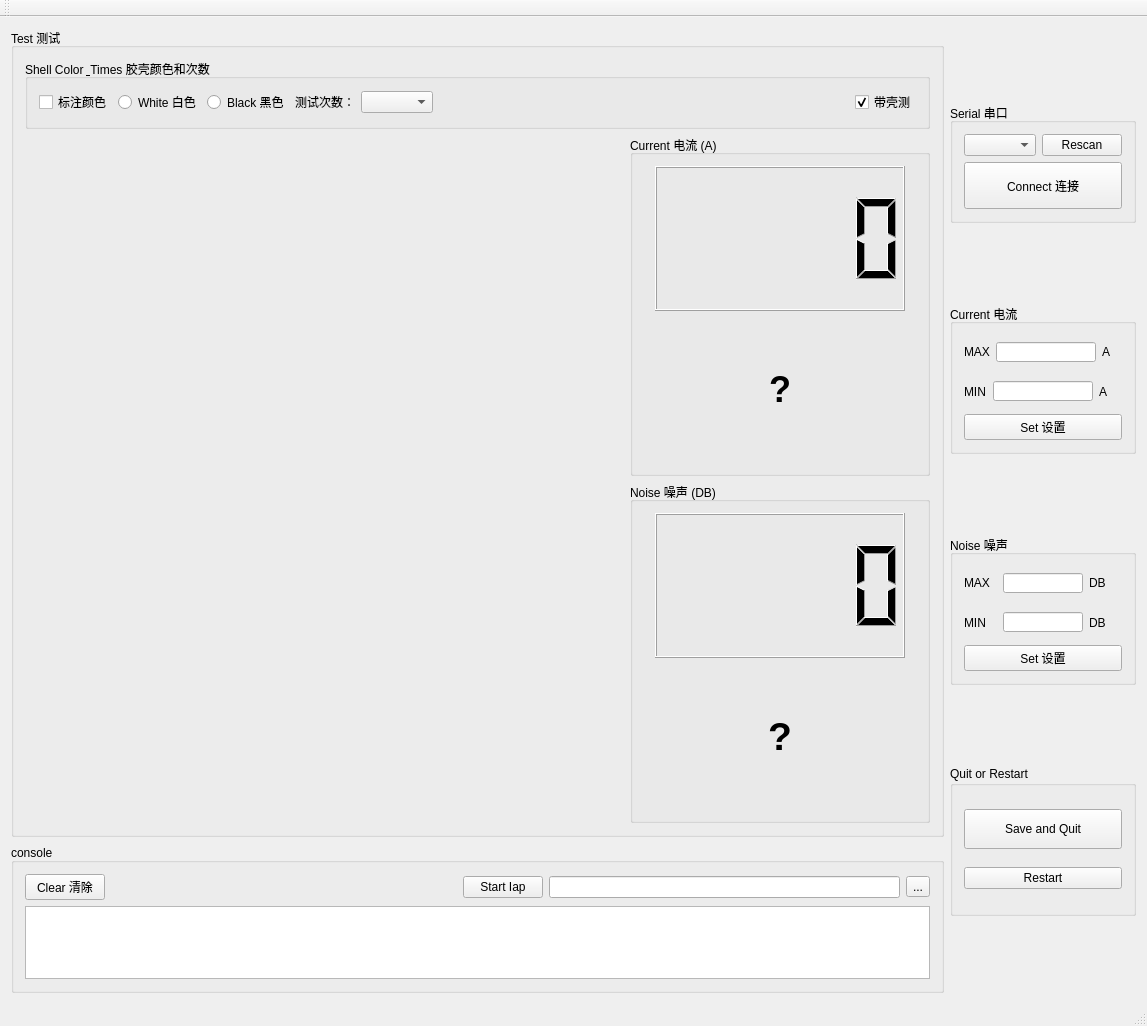
RuanJG/desktopApp, file mainwindow.ui: the form before one commit.
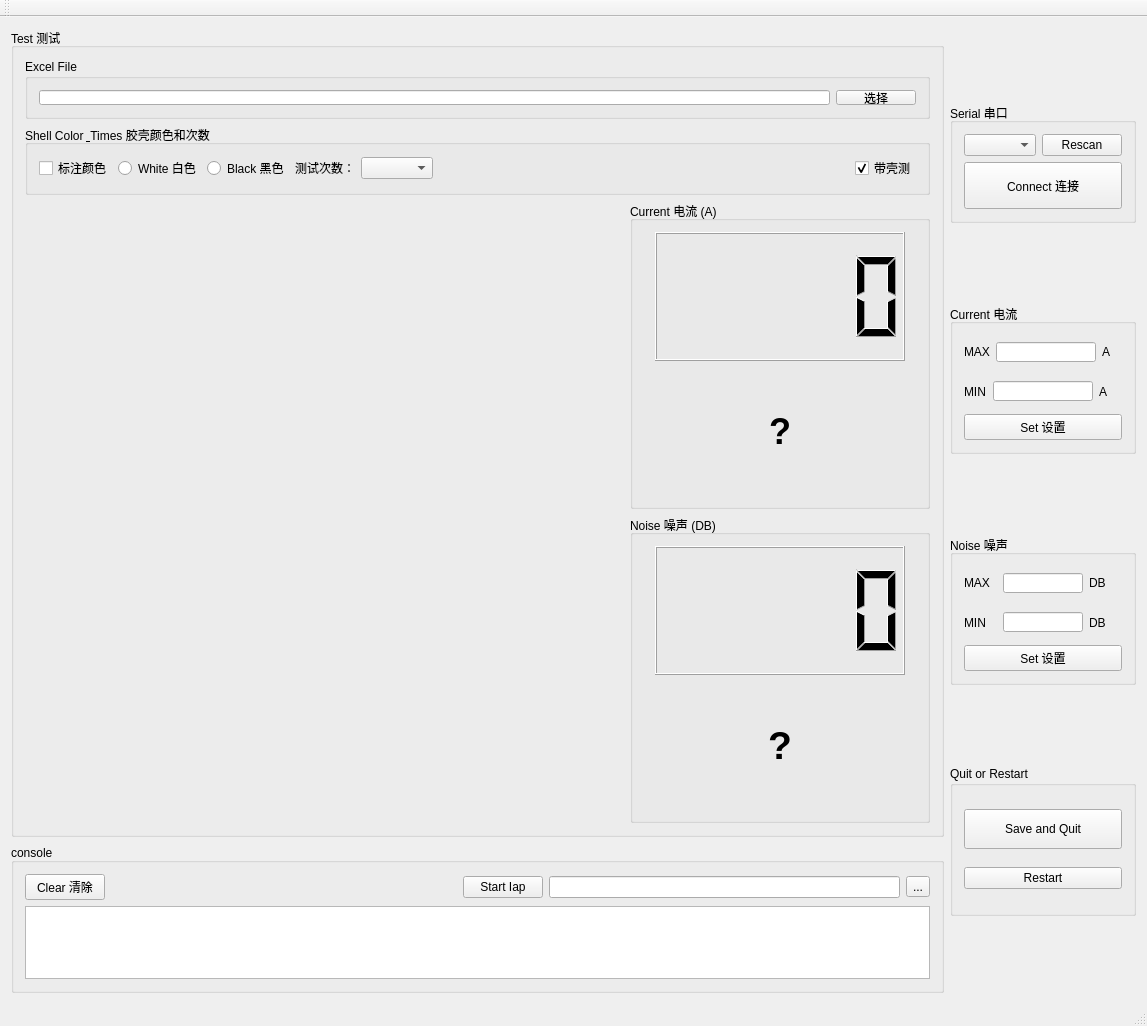
The form after the commit. Custom widgets are drawn as their Qt base class.

The edit to the form file:
```diff
--- a/mainwindow.ui
+++ b/mainwindow.ui
@@ -14,7 +14,7 @@
    <string>MainWindow</string>
   </property>
   <widget class="QWidget" name="centralWidget">
-   <layout class="QGridLayout" name="gridLayout_4">
+   <layout class="QGridLayout" name="gridLayout_6">
     <item row="0" column="0">
      <layout class="QHBoxLayout" name="horizontalLayout_8">
       <item>
@@ -44,194 +44,6 @@
           </property>
           <layout class="QGridLayout" name="gridLayout_3">
            <item row="1" column="0">
-            <layout class="QVBoxLayout" name="verticalLayout_9">
-             <item>
-              <layout class="QHBoxLayout" name="horizontalLayout">
-               <item>
-                <widget class="QCustomPlot" name="currentPlotwidget" native="true"/>
-               </item>
-               <item>
-                <widget class="QGroupBox" name="groupBox_7">
-                 <property name="maximumSize">
-                  <size>
-                   <width>300</width>
-                   <height>3000</height>
-                  </size>
-                 </property>
-                 <property name="autoFillBackground">
-                  <bool>false</bool>
-                 </property>
-                 <property name="title">
-                  <string>Current 电流 (A)</string>
-                 </property>
-                 <layout class="QGridLayout" name="gridLayout">
-                  <item row="0" column="0">
-                   <layout class="QVBoxLayout" name="verticalLayout_7">
-                    <item>
-                     <widget class="QLCDNumber" name="currentlcdNumber">
-                      <property name="sizePolicy">
-                       <sizepolicy hsizetype="Fixed" vsizetype="Fixed">
-                        <horstretch>0</horstretch>
-                        <verstretch>0</verstretch>
-                       </sizepolicy>
-                      </property>
-                      <property name="minimumSize">
-                       <size>
-                        <width>0</width>
-                        <height>0</height>
-                       </size>
-                      </property>
-                      <property name="maximumSize">
-                       <size>
-                        <width>3000</width>
-                        <height>2000</height>
-                       </size>
-                      </property>
-                      <property name="value" stdset="0">
-                       <double>0.000000000000000</double>
-                      </property>
-                      <property name="intValue" stdset="0">
-                       <number>0</number>
-                      </property>
-                     </widget>
-                    </item>
-                    <item>
-                     <widget class="QLabel" name="currentlabel">
-                      <property name="sizePolicy">
-                       <sizepolicy hsizetype="Preferred" vsizetype="Preferred">
-                        <horstretch>0</horstretch>
-                        <verstretch>0</verstretch>
-                       </sizepolicy>
-                      </property>
-                      <property name="minimumSize">
-                       <size>
-                        <width>0</width>
-                        <height>0</height>
-                       </size>
-                      </property>
-                      <property name="maximumSize">
-                       <size>
-                        <width>250</width>
-                        <height>16777215</height>
-                       </size>
-                      </property>
-                      <property name="font">
-                       <font>
-                        <pointsize>27</pointsize>
-                        <weight>75</weight>
-                        <bold>true</bold>
-                       </font>
-                      </property>
-                      <property name="text">
-                       <string>?</string>
-                      </property>
-                      <property name="alignment">
-                       <set>Qt::AlignCenter</set>
-                      </property>
-                     </widget>
-                    </item>
-                   </layout>
-                  </item>
-                 </layout>
-                </widget>
-               </item>
-              </layout>
-             </item>
-             <item>
-              <layout class="QHBoxLayout" name="horizontalLayout_7">
-               <item>
-                <widget class="QCustomPlot" name="noisePlotwidget" native="true"/>
-               </item>
-               <item>
-                <widget class="QGroupBox" name="groupBox_9">
-                 <property name="maximumSize">
-                  <size>
-                   <width>300</width>
-                   <height>3000</height>
-                  </size>
-                 </property>
-                 <property name="autoFillBackground">
-                  <bool>false</bool>
-                 </property>
-                 <property name="title">
-                  <string>Noise 噪声 (DB)</string>
-                 </property>
-                 <layout class="QGridLayout" name="gridLayout_2">
-                  <item row="0" column="0">
-                   <layout class="QVBoxLayout" name="verticalLayout_8">
-                    <item>
-                     <widget class="QLCDNumber" name="noiselcdNumber">
-                      <property name="sizePolicy">
-                       <sizepolicy hsizetype="Fixed" vsizetype="Fixed">
-                        <horstretch>0</horstretch>
-                        <verstretch>0</verstretch>
-                       </sizepolicy>
-                      </property>
-                      <property name="minimumSize">
-                       <size>
-                        <width>0</width>
-                        <height>0</height>
-                       </size>
-                      </property>
-                      <property name="maximumSize">
-                       <size>
-                        <width>3000</width>
-                        <height>2000</height>
-                       </size>
-                      </property>
-                      <property name="value" stdset="0">
-                       <double>0.000000000000000</double>
-                      </property>
-                      <property name="intValue" stdset="0">
-                       <number>0</number>
-                      </property>
-                     </widget>
-                    </item>
-                    <item>
-                     <widget class="QLabel" name="noiselabel">
-                      <property name="sizePolicy">
-                       <sizepolicy hsizetype="Preferred" vsizetype="Preferred">
-                        <horstretch>0</horstretch>
-                        <verstretch>0</verstretch>
-                       </sizepolicy>
-                      </property>
-                      <property name="minimumSize">
-                       <size>
-                        <width>0</width>
-                        <height>0</height>
-                       </size>
-                      </property>
-                      <property name="maximumSize">
-                       <size>
-                        <width>250</width>
-                        <height>16777215</height>
-                       </size>
-                      </property>
-                      <property name="font">
-                       <font>
-                        <pointsize>29</pointsize>
-                        <weight>75</weight>
-                        <bold>true</bold>
-                       </font>
-                      </property>
-                      <property name="text">
-                       <string>?</string>
-                      </property>
-                      <property name="alignment">
-                       <set>Qt::AlignCenter</set>
-                      </property>
-                     </widget>
-                    </item>
-                   </layout>
-                  </item>
-                 </layout>
-                </widget>
-               </item>
-              </layout>
-             </item>
-            </layout>
-           </item>
-           <item row="0" column="0">
             <widget class="QGroupBox" name="groupBox_8">
              <property name="maximumSize">
               <size>
@@ -304,6 +116,219 @@
              </layout>
             </widget>
            </item>
+           <item row="2" column="0">
+            <layout class="QVBoxLayout" name="verticalLayout_9">
+             <item>
+              <layout class="QHBoxLayout" name="horizontalLayout">
+               <item>
+                <widget class="QCustomPlot" name="currentPlotwidget" native="true"/>
+               </item>
+               <item>
+                <widget class="QGroupBox" name="groupBox_7">
+                 <property name="maximumSize">
+                  <size>
+                   <width>300</width>
+                   <height>3000</height>
+                  </size>
+                 </property>
+                 <property name="autoFillBackground">
+                  <bool>false</bool>
+                 </property>
+                 <property name="title">
+                  <string>Current 电流 (A)</string>
+                 </property>
+                 <layout class="QGridLayout" name="gridLayout">
+                  <item row="0" column="0">
+                   <layout class="QVBoxLayout" name="verticalLayout_7">
+                    <item>
+                     <widget class="QLCDNumber" name="currentlcdNumber">
+                      <property name="sizePolicy">
+                       <sizepolicy hsizetype="Fixed" vsizetype="Fixed">
+                        <horstretch>0</horstretch>
+                        <verstretch>0</verstretch>
+                       </sizepolicy>
+                      </property>
+                      <property name="minimumSize">
+                       <size>
+                        <width>0</width>
+                        <height>0</height>
+                       </size>
+                      </property>
+                      <property name="maximumSize">
+                       <size>
+                        <width>3000</width>
+                        <height>2000</height>
+                       </size>
+                      </property>
+                      <property name="value" stdset="0">
+                       <double>0.000000000000000</double>
+                      </property>
+                      <property name="intValue" stdset="0">
+                       <number>0</number>
+                      </property>
+                     </widget>
+                    </item>
+                    <item>
+                     <widget class="QLabel" name="currentlabel">
+                      <property name="sizePolicy">
+                       <sizepolicy hsizetype="Preferred" vsizetype="Preferred">
+                        <horstretch>0</horstretch>
+                        <verstretch>0</verstretch>
+                       </sizepolicy>
+                      </property>
+                      <property name="minimumSize">
+                       <size>
+                        <width>0</width>
+                        <height>0</height>
+                       </size>
+                      </property>
+                      <property name="maximumSize">
+                       <size>
+                        <width>250</width>
+                        <height>16777215</height>
+                       </size>
+                      </property>
+                      <property name="font">
+                       <font>
+                        <pointsize>27</pointsize>
+                        <weight>75</weight>
+                        <bold>true</bold>
+                       </font>
+                      </property>
+                      <property name="text">
+                       <string>?</string>
+                      </property>
+                      <property name="alignment">
+                       <set>Qt::AlignCenter</set>
+                      </property>
+                     </widget>
+                    </item>
+                   </layout>
+                  </item>
+                 </layout>
+                </widget>
+               </item>
+              </layout>
+             </item>
+             <item>
+              <layout class="QHBoxLayout" name="horizontalLayout_7">
+               <item>
+                <widget class="QCustomPlot" name="noisePlotwidget" native="true"/>
+               </item>
+               <item>
+                <widget class="QGroupBox" name="groupBox_9">
+                 <property name="maximumSize">
+                  <size>
+                   <width>300</width>
+                   <height>3000</height>
+                  </size>
+                 </property>
+                 <property name="autoFillBackground">
+                  <bool>false</bool>
+                 </property>
+                 <property name="title">
+                  <string>Noise 噪声 (DB)</string>
+                 </property>
+                 <layout class="QGridLayout" name="gridLayout_2">
+                  <item row="0" column="0">
+                   <layout class="QVBoxLayout" name="verticalLayout_8">
+                    <item>
+                     <widget class="QLCDNumber" name="noiselcdNumber">
+                      <property name="sizePolicy">
+                       <sizepolicy hsizetype="Fixed" vsizetype="Fixed">
+                        <horstretch>0</horstretch>
+                        <verstretch>0</verstretch>
+                       </sizepolicy>
+                      </property>
+                      <property name="minimumSize">
+                       <size>
+                        <width>0</width>
+                        <height>0</height>
+                       </size>
+                      </property>
+                      <property name="maximumSize">
+                       <size>
+                        <width>3000</width>
+                        <height>2000</height>
+                       </size>
+                      </property>
+                      <property name="value" stdset="0">
+                       <double>0.000000000000000</double>
+                      </property>
+                      <property name="intValue" stdset="0">
+                       <number>0</number>
+                      </property>
+                     </widget>
+                    </item>
+                    <item>
+                     <widget class="QLabel" name="noiselabel">
+                      <property name="sizePolicy">
+                       <sizepolicy hsizetype="Preferred" vsizetype="Preferred">
+                        <horstretch>0</horstretch>
+                        <verstretch>0</verstretch>
+                       </sizepolicy>
+                      </property>
+                      <property name="minimumSize">
+                       <size>
+                        <width>0</width>
+                        <height>0</height>
+                       </size>
+                      </property>
+                      <property name="maximumSize">
+                       <size>
+                        <width>250</width>
+                        <height>16777215</height>
+                       </size>
+                      </property>
+                      <property name="font">
+                       <font>
+                        <pointsize>29</pointsize>
+                        <weight>75</weight>
+                        <bold>true</bold>
+                       </font>
+                      </property>
+                      <property name="text">
+                       <string>?</string>
+                      </property>
+                      <property name="alignment">
+                       <set>Qt::AlignCenter</set>
+                      </property>
+                     </widget>
+                    </item>
+                   </layout>
+                  </item>
+                 </layout>
+                </widget>
+               </item>
+              </layout>
+             </item>
+            </layout>
+           </item>
+           <item row="0" column="0">
+            <widget class="QGroupBox" name="groupBox_10">
+             <property name="maximumSize">
+              <size>
+               <width>16777215</width>
+               <height>60</height>
+              </size>
+             </property>
+             <property name="title">
+              <string>Excel File</string>
+             </property>
+             <layout class="QGridLayout" name="gridLayout_4">
+              <item row="0" column="0">
+               <widget class="QLineEdit" name="excelFilePathlineEdit"/>
+              </item>
+              <item row="0" column="1">
+               <widget class="QPushButton" name="excelFileSelectpushButton">
+                <property name="text">
+                 <string>选择</string>
+                </property>
+               </widget>
+              </item>
+             </layout>
+            </widget>
+           </item>
           </layout>
          </widget>
         </item>
```
